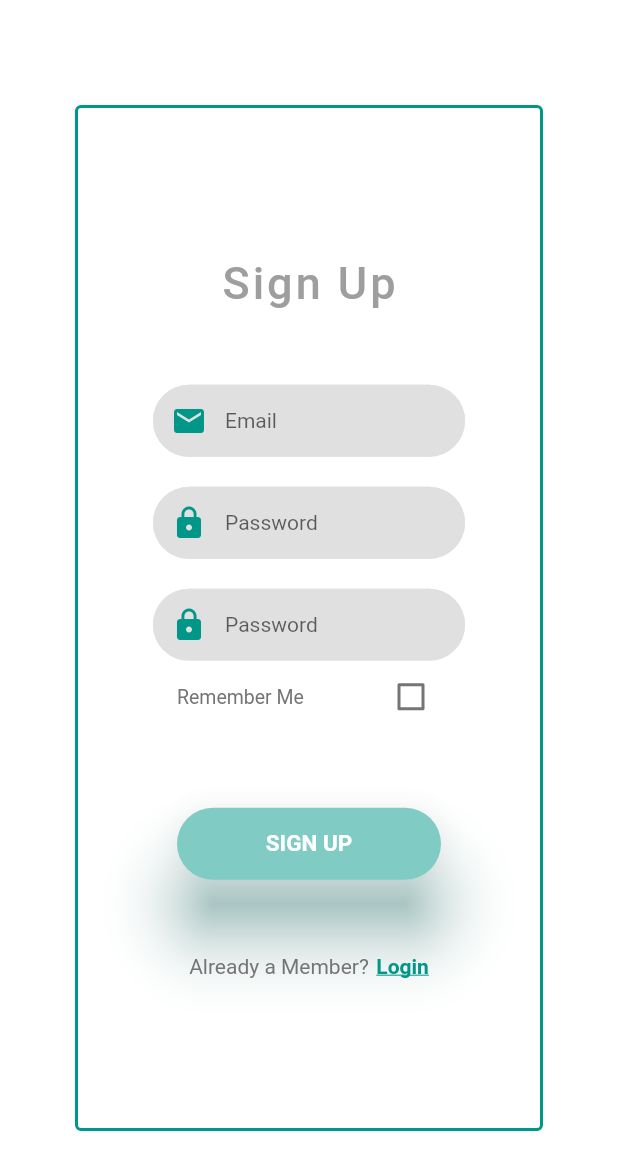
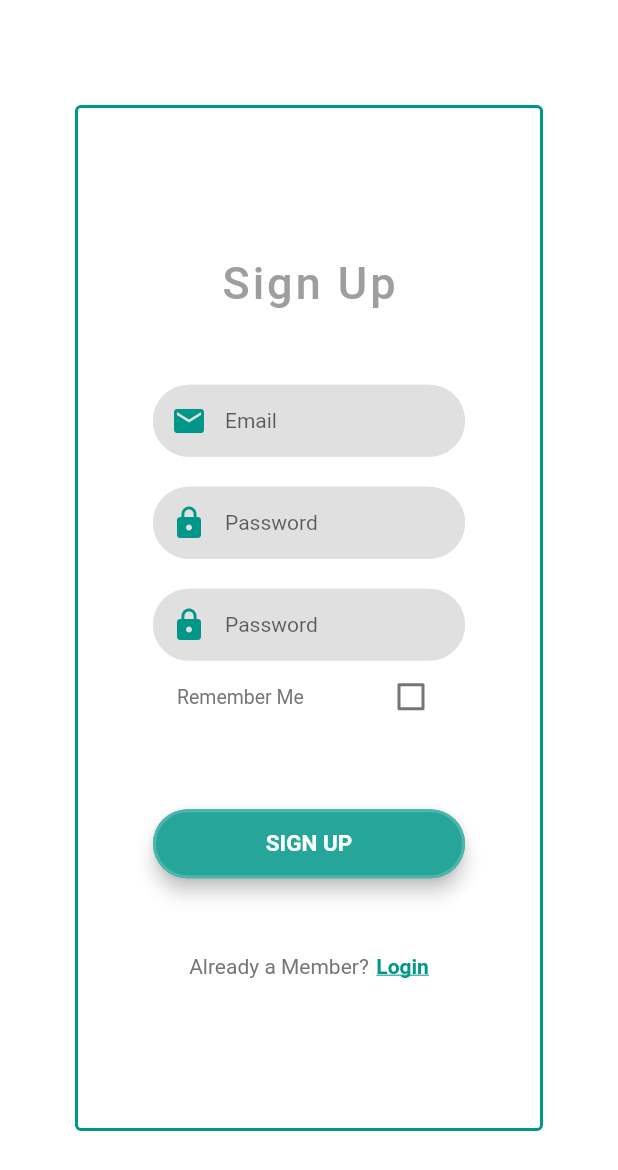
Before and after one commit to lucynaaleksandra/flutter_login, a Flutter app: the screen it shows after launch, after a tap on "Register", on a phone screen of 412 x 824 dp. Shown: the top 1170 px of the screen. Run offline on Flutter 3.47's test engine with Material 2 defaults, Android fonts, the phone set to English and light mode, and no system bars.

Commit message:
refactored all buttons

```diff
--- a/lib/google_button.dart
+++ b/lib/google_button.dart
@@ -4,40 +4,31 @@ import './home_page.dart';
 class GoogleButton extends StatelessWidget {
   @override
   Widget build(BuildContext context) {
-    return Container(
-      height: 48,
-      width: 300,
-      color: Colors.white,
-      child: Container(
-        decoration: BoxDecoration(
+    return SizedBox(
+      width: 250,
+      child: RaisedButton(
+        shape: RoundedRectangleBorder(
           borderRadius: BorderRadius.circular(30),
-          border: Border.all(
-            color: Colors.teal[500],
+          side: BorderSide(
+            color: Colors.teal[200],
             width: 2,
           ),
         ),
-        child: RaisedButton(
-          shape: RoundedRectangleBorder(
-            borderRadius: BorderRadius.circular(30),
-            // side: BorderSide(
-            //   color: Colors.teal,
-            //   width: 2,
+        // Opacity(
+        //   opacity: .5,
         // ),
-          ),
+        hoverColor: Colors.teal[50],
         color: Colors.white,
-          // splashColor: Colors.transparent,
-          // highlightColor: Colors.transparent,
+        padding: EdgeInsets.only(top: 10.0, bottom: 10.0),
+        animationDuration: Duration(milliseconds: 500),
+        elevation: 5,
+        splashColor: Colors.teal[100],
         onPressed: () {
           Navigator.push(
             context,
             MaterialPageRoute(builder: (context) => MyHomePage()),
           );
         },
-          child: Material(
-            // borderRadius: BorderRadius.circular(30),
-            shadowColor: Colors.teal[500],
-            color: Colors.white,
-            // elevation: 20,
         child: Row(
           mainAxisAlignment: MainAxisAlignment.center,
           children: <Widget>[
@@ -47,13 +38,13 @@ class GoogleButton extends StatelessWidget {
                 color: Colors.teal[500],
               ),
             ),
-                SizedBox(width: 40),
+            SizedBox(width: 20),
             Center(
               child: Text(
                 'Login with Google',
                 style: TextStyle(
                   fontSize: 15,
-                      color: Colors.grey[500],
+                  color: Colors.grey[600],
                   fontWeight: FontWeight.bold,
                 ),
               ),
@@ -61,44 +52,6 @@ class GoogleButton extends StatelessWidget {
           ],
         ),
       ),
-        ),
-
-        // decoration: BoxDecoration(
-        //   border: Border.all(
-        //     color: Colors.teal.withOpacity(0.5),
-        //     style: BorderStyle.solid,
-        //     width: 2,
-        //   ),
-        //   color: Colors.transparent,
-        //   borderRadius: BorderRadius.circular(30),
-        // ),
-        // child: Row(
-        //   mainAxisAlignment: MainAxisAlignment.center,
-        //   children: <Widget>[
-        //     Center(
-        //       child: Icon(
-        //         Icons.group,
-        //         color: Colors.teal[500],
-        //       ),
-        //       // child: ImageIcon(
-        //       //   AssetImage('assets/facebook.png'),
-        //       // ),
-        //       // ),
-        //     ),
-        //     SizedBox(width: 40),
-        //     Center(
-        //       child: Text(
-        //         'Login with Google',
-        //         style: TextStyle(
-        //           fontSize: 15,
-        //           color: Colors.grey[500],
-        //           fontWeight: FontWeight.bold,
-        //         ),
-        //       ),
-        //     ),
-        //   ],
-        // ),
-      ),
     );
   }
 }
--- a/lib/login_button.dart
+++ b/lib/login_button.dart
@@ -12,33 +12,72 @@ class LoginButton extends StatelessWidget {
 
   @override
   Widget build(BuildContext context) {
-    return InkWell(
-      onTap: () => selectHomePage(context),
-      child: Container(
-        height: 48,
-        width: 330,
-        child: Material(
+    return SizedBox(
+      width: 250,
+      child: RaisedButton(
+        shape: RoundedRectangleBorder(
           borderRadius: BorderRadius.circular(30),
-          shadowColor: Colors.teal[500],
-          color: Colors.teal[200],
-          elevation: 7,
-          child: GestureDetector(
-            onTap: () {
-              Navigator.of(context).pushNamed('/home_page');
-            },
-            child: Center(
+          side: BorderSide(
+            color: Colors.teal[400],
+            width: 2,
+          ),
+        ),
+        hoverColor: Colors.teal[500],
+        color: Colors.teal[400],
+        padding: EdgeInsets.only(top: 14.0, bottom: 14.0),
+        animationDuration: Duration(milliseconds: 500),
+        elevation: 5,
+        splashColor: Colors.teal[300],
+        onPressed: () {
+          Navigator.push(
+            context,
+            MaterialPageRoute(builder: (context) => MyHomePage()),
+          );
+        },
+        child: Row(
+          mainAxisAlignment: MainAxisAlignment.center,
+          children: <Widget>[
+            Center(
               child: Text(
-                "Login".toUpperCase(),
+                'Login'.toUpperCase(),
                 style: TextStyle(
+                  fontSize: 15,
                   color: Colors.white,
-                  fontSize: 15,
                   fontWeight: FontWeight.bold,
                 ),
               ),
             ),
-          ),
+          ],
         ),
       ),
     );
+    // return InkWell(
+    //   onTap: () => selectHomePage(context),
+    //   child: Container(
+    //     height: 48,
+    //     width: 330,
+    //     child: Material(
+    //       borderRadius: BorderRadius.circular(30),
+    //       shadowColor: Colors.teal[500],
+    //       color: Colors.teal[200],
+    //       elevation: 7,
+    //       child: GestureDetector(
+    //         onTap: () {
+    //           Navigator.of(context).pushNamed('/home_page');
+    //         },
+    //         child: Center(
+    //           child: Text(
+    //             "Login".toUpperCase(),
+    //             style: TextStyle(
+    //               color: Colors.white,
+    //               fontSize: 15,
+    //               fontWeight: FontWeight.bold,
+    //             ),
+    //           ),
+    //         ),
+    //       ),
+    //     ),
+    //   ),
+    // );
   }
 }
--- a/lib/sign_up_button.dart
+++ b/lib/sign_up_button.dart
@@ -2,41 +2,43 @@ import 'package:flutter/material.dart';
 import './home_page.dart';
 
 class SignUpButton extends StatelessWidget {
-  void selectHomePage(BuildContext context) {
-    Navigator.of(context).push(
-      new MaterialPageRoute(builder: (context) {
-        return MyHomePage();
-      }),
-    );
-  }
+  // void selectHomePage(BuildContext context) {
+  //   Navigator.of(context).push(
+  //     new MaterialPageRoute(builder: (context) {
+  //       return MyHomePage();
+  //     }),
+  //   );
+  // }
 
   @override
   Widget build(BuildContext context) {
-    return new InkWell(
-      onTap: () => selectHomePage(context),
-      borderRadius: BorderRadius.circular(15),
-      child: Column(
-        mainAxisAlignment: MainAxisAlignment.center,
-        children: <Widget>[
-          Container(
-            height: 48,
-            width: 300,
-            child: FlatButton(
-              splashColor: Colors.transparent,
-              highlightColor: Colors.transparent,
+    return new SizedBox(
+      width: 250,
+      // onTap: () => selectHomePage(context),
+      child: RaisedButton(
+        shape: RoundedRectangleBorder(
+          borderRadius: BorderRadius.circular(30),
+          side: BorderSide(
+            color: Colors.teal[300],
+            width: 2,
+          ),
+        ),
+        hoverColor: Colors.teal[500],
+        color: Colors.teal[400],
+        padding: EdgeInsets.only(top: 14.0, bottom: 14.0),
+        animationDuration: Duration(milliseconds: 500),
+        elevation: 5,
+        splashColor: Colors.teal[300],
         onPressed: () {
           Navigator.push(
             context,
             MaterialPageRoute(builder: (context) => MyHomePage()),
           );
         },
-              child: Material(
-                borderRadius: BorderRadius.circular(30),
-                shadowColor: Colors.teal[500],
-                color: Colors.teal[200],
-                elevation: 20,
-                child: Center(
-                  child: Text(
+        child: Row(
+          mainAxisAlignment: MainAxisAlignment.center,
+          children: <Widget>[
+            Text(
               "Sign Up".toUpperCase(),
               style: TextStyle(
                 color: Colors.white,
@@ -44,11 +46,8 @@ class SignUpButton extends StatelessWidget {
                 fontWeight: FontWeight.bold,
               ),
             ),
+          ],
         ),
-              ),
-            ),
-          ),
-        ],
       ),
     );
   }
```
Also changed, not shown: pubspec.yaml (+11 -11 lines), pubspec.lock. Lines whose indentation alone changed are shown as unchanged.
